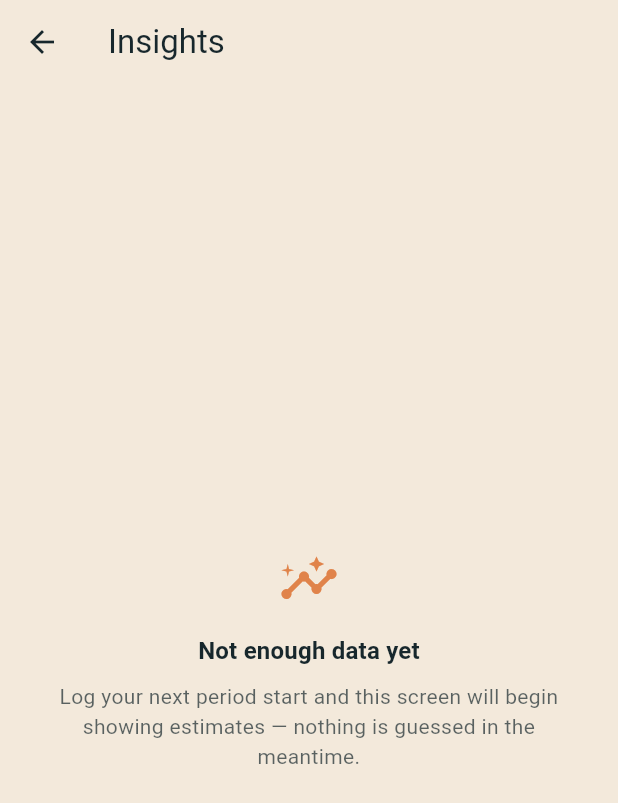
After one commit to Health-Flare/InnerFlare, a Flutter app: the screen it shows after launch, after a tap on "Insights", on a phone screen of 412 x 824 dp. The commit adds this screen. Shown: the top 803 px of the screen. Run offline on Flutter 3.47's test engine with Material 3 defaults, Android fonts, the phone set to English and light mode, and no system bars; our stand-ins replace flutter_riverpod, flutter_secure_storage, local_auth, riverpod, riverpod_annotation, sqflite_common and 1 more; accounts and stored records are empty; generated files the repository leaves out were written again.

Commit message:
Add first pass of insights

```diff
--- /dev/null
+++ b/lib/core/providers/cycle_insights_provider.dart
@@ -0,0 +1,104 @@
+import 'package:inner_flare/core/cycle_math/cycle_math.dart';
+import 'package:inner_flare/core/providers/cycle_day_log_repository_provider.dart';
+import 'package:riverpod/riverpod.dart';
+import 'package:riverpod_annotation/riverpod_annotation.dart';
+
+part 'cycle_insights_provider.g.dart';
+
+/// Everything the insights screen needs to render transparent statistics
+/// and estimates, per docs/features/insights.feature. Deliberately not
+/// persisted anywhere — it's recomputed live from period-start dates on
+/// every read, so an edited past log is reflected immediately with no
+/// separate cached row to keep in sync (see "Insights recompute live").
+///
+/// TODO(insights): `averageCycleLength`'s window size and
+/// `fertileWindow`'s luteal phase length assumption are meant to be
+/// user-configurable ("N matches the cycle history window set in
+/// settings" / "the luteal phase length assumption is set in settings"),
+/// but there is no settings feature/provider yet — this still uses the
+/// hardcoded defaults in cycle_math.dart. Wire this up to real settings
+/// once lib/features/settings exists.
+class CycleInsights {
+  const CycleInsights({
+    required this.periodStartsLogged,
+    required this.cycleLengths,
+    required this.averageCycleLength,
+    required this.variability,
+    required this.isIrregular,
+    this.nextPeriodStart,
+    this.periodRange,
+    this.fertileWindow,
+  });
+
+  /// Total period-start dates on record, oldest first in [cycleLengths]'s
+  /// derivation order. Used to distinguish "never logged a start" from
+  /// "logged exactly one, no prior cycle yet" from "enough for an average".
+  final int periodStartsLogged;
+
+  /// Complete cycle lengths (days between consecutive period starts),
+  /// oldest first. Empty until there are at least 2 period starts.
+  final List<int> cycleLengths;
+
+  /// Mean of the last N cycle lengths. Null until there's at least 1
+  /// complete cycle length.
+  final double? averageCycleLength;
+
+  /// Population standard deviation of the last N cycle lengths. Null with
+  /// fewer than 2 complete cycle lengths — shown once there are >= 3 per
+  /// the feature file, since 2 lengths make variability technically
+  /// defined but not yet a meaningful signal.
+  final double? variability;
+
+  /// Whether the last few cycle lengths vary enough to call out explicitly
+  /// rather than presenting the average as if cycles were perfectly
+  /// regular.
+  final bool isIrregular;
+
+  final DateTime? nextPeriodStart;
+  final PredictedPeriodRange? periodRange;
+  final FertileWindow? fertileWindow;
+
+  /// No period start ever logged — the "not enough data yet" empty state,
+  /// with no fabricated estimate of any kind.
+  bool get hasNoHistory => periodStartsLogged == 0;
+
+  /// Exactly one period start logged: there's a start date, but no prior
+  /// cycle to measure a length from yet.
+  bool get needsSecondCycle => periodStartsLogged == 1;
+
+  /// >= 3 complete cycle lengths — enough for variability to mean anything.
+  bool get hasVariabilityData => cycleLengths.length >= 3;
+}
+
+@riverpod
+Future<CycleInsights> cycleInsights(Ref ref) async {
+  final repository = await ref.watch(cycleDayLogRepositoryProvider.future);
+  final periodStarts = await repository.getPeriodStartDates();
+
+  final lengths = cycleLengthsFromPeriodStarts(periodStarts);
+  final average = averageCycleLength(lengths);
+  final variability = cycleLengthVariability(lengths);
+  final nextStart = periodStarts.isEmpty
+      ? null
+      : predictNextPeriodStart(
+          lastPeriodStart: periodStarts.last,
+          averageCycleLength: average,
+        );
+
+  return CycleInsights(
+    periodStartsLogged: periodStarts.length,
+    cycleLengths: lengths,
+    averageCycleLength: average,
+    variability: variability,
+    isIrregular: cycleLengthsAreIrregular(lengths),
+    nextPeriodStart: nextStart,
+    periodRange: predictNextPeriodRange(
+      nextPeriodStart: nextStart,
+      periodLengthDays: defaultPeriodLengthDays,
+    ),
+    fertileWindow: predictFertileWindow(
+      nextPeriodStart: nextStart,
+      lutealPhaseLengthDays: defaultLutealPhaseLengthDays,
+    ),
+  );
+}
--- a/lib/features/dashboard/screens/dashboard_screen.dart
+++ b/lib/features/dashboard/screens/dashboard_screen.dart
@@ -11,13 +11,12 @@ import 'package:inner_flare/features/dashboard/widgets/data_preview_card.dart';
 import 'package:inner_flare/features/dashboard/widgets/log_today_hero_card.dart';
 import 'package:inner_flare/features/dashboard/widgets/privacy_reassurance_card.dart';
 import 'package:inner_flare/features/dashboard/widgets/unlock_error_banner.dart';
+import 'package:inner_flare/features/insights/screens/insights_screen.dart';
 import 'package:inner_flare/features/log/screens/log_entry_screen.dart';
 
-/// The dashboard's welcoming first impression. The "log today" entry point
-/// and the Calendar card are wired to the real, encrypted on-device
-/// database (see lib/data/database/app_database.dart); Insights is still
-/// an honest empty state, since predictions need more history than a
-/// calendar view does.
+/// The dashboard's welcoming first impression. The "log today" entry point,
+/// the Calendar card, and the Insights card are all wired to the real,
+/// encrypted on-device database (see lib/data/database/app_database.dart).
 ///
 /// The real customizable card layout (see docs/features/dashboard.feature)
 /// lands separately; this screen is the UI shell that layout will slot
@@ -72,6 +71,15 @@ class DashboardScreen extends ConsumerWidget {
     Navigator.of(
       context,
     ).push(MaterialPageRoute(builder: (_) => const CalendarScreen()));
+  }
+
+  /// Opens insights (docs/features/insights.feature) — always navigable;
+  /// the screen itself shows the honest "not enough data yet" state when
+  /// there's no history to draw statistics from.
+  void _openInsights(BuildContext context) {
+    Navigator.of(
+      context,
+    ).push(MaterialPageRoute(builder: (_) => const InsightsScreen()));
   }
 
   void _retryUnlock(WidgetRef ref) {
@@ -172,12 +180,16 @@ class DashboardScreen extends ConsumerWidget {
               onTap: () => _openCalendar(context),
             ),
             const SizedBox(height: 12),
-            const DataPreviewCard(
+            DataPreviewCard(
               icon: Icons.insights_rounded,
               title: 'Insights',
-              message:
-                  'Not enough data yet. Log a couple of cycles and you\'ll '
-                  'see predictions here, plus exactly what they\'re based on.',
+              message: hasAnyLogs
+                  ? 'See your average cycle length and predictions, plus '
+                        'exactly what they\'re based on.'
+                  : 'Not enough data yet. Log a couple of cycles and you\'ll '
+                        'see predictions here, plus exactly what they\'re '
+                        'based on.',
+              onTap: () => _openInsights(context),
             ),
             const SizedBox(height: 12),
             const PrivacyReassuranceCard(),
--- /dev/null
+++ b/lib/features/insights/screens/insights_screen.dart
@@ -0,0 +1,187 @@
+import 'package:flutter/material.dart';
+import 'package:flutter_riverpod/flutter_riverpod.dart';
+import 'package:inner_flare/core/providers/cycle_insights_provider.dart';
+import 'package:inner_flare/core/theme/app_theme.dart';
+import 'package:inner_flare/features/insights/widgets/insight_stat_card.dart';
+
+const _monthAbbreviations = [
+  'Jan',
+  'Feb',
+  'Mar',
+  'Apr',
+  'May',
+  'Jun',
+  'Jul',
+  'Aug',
+  'Sep',
+  'Oct',
+  'Nov',
+  'Dec',
+];
+
+String _formatDate(DateTime date) {
+  return '${_monthAbbreviations[date.month - 1]} ${date.day}';
+}
+
+String _formatRange(DateTime start, DateTime end) {
+  return start.month == end.month && start.year == end.year
+      ? '${_formatDate(start)} – ${end.day}'
+      : '${_formatDate(start)} – ${_formatDate(end)}';
+}
+
+/// Cycle insights and predictions (docs/features/insights.feature): average
+/// cycle length, variability, and predicted next period/fertile window,
+/// all recomputed live from logged period starts — nothing is cached, so
+/// editing a past entry is reflected the next time this screen builds.
+///
+/// Not a medical device — predictions here are plain statistics over the
+/// user's own logged dates, always shown with what they're based on, never
+/// as an opaque forecast (see CLAUDE.md, "Privacy-Centric").
+class InsightsScreen extends ConsumerWidget {
+  const InsightsScreen({super.key});
+
+  @override
+  Widget build(BuildContext context, WidgetRef ref) {
+    final insights = ref.watch(cycleInsightsProvider);
+
+    return Scaffold(
+      appBar: AppBar(title: const Text('Insights')),
+      body: SafeArea(
+        child: switch (insights) {
+          AsyncData(:final value) => _InsightsBody(insights: value),
+          AsyncError() => const Padding(
+            padding: EdgeInsets.symmetric(vertical: 32),
+            child: Center(child: Text("Couldn't load your insights.")),
+          ),
+          _ => const Center(child: CircularProgressIndicator()),
+        },
+      ),
+    );
+  }
+}
+
+class _InsightsBody extends StatelessWidget {
+  const _InsightsBody({required this.insights});
+
+  final CycleInsights insights;
+
+  @override
+  Widget build(BuildContext context) {
+    if (insights.hasNoHistory) {
+      return _EmptyState(
+        icon: Icons.insights_rounded,
+        title: 'Not enough data yet',
+        message:
+            'Log your next period start and this screen will begin showing '
+            'estimates — nothing is guessed in the meantime.',
+      );
+    }
+
+    if (insights.needsSecondCycle) {
+      return _EmptyState(
+        icon: Icons.hourglass_top_rounded,
+        title: 'One cycle logged',
+        message:
+            'A cycle length needs two period starts to measure. Log your '
+            'next one and average cycle length will show up here.',
+      );
+    }
+
+    final average = insights.averageCycleLength!;
+    final cyclesUsed = insights.cycleLengths.length;
+
+    return ListView(
+      padding: const EdgeInsets.fromLTRB(20, 8, 20, 40),
+      children: [
+        InsightStatCard(
+          icon: Icons.autorenew_rounded,
+          title: 'Average cycle length',
+          value: '${average.round()} days',
+          caveat: insights.isIrregular
+              ? 'Based on your last $cyclesUsed cycle${cyclesUsed == 1 ? '' : 's'}. '
+                    "These have varied by more than a week — treat this as "
+                    'a rough guide, not a fixed rule.'
+              : 'Based on your last $cyclesUsed cycle${cyclesUsed == 1 ? '' : 's'}.',
+        ),
+        if (insights.hasVariabilityData) ...[
+          const SizedBox(height: 12),
+          InsightStatCard(
+            icon: Icons.show_chart_rounded,
+            title: 'Cycle variability',
+            value: '± ${insights.variability!.round()} days',
+            caveat:
+                'How much your recent cycle lengths differ from the '
+                'average — higher means less predictable timing.',
+          ),
+        ],
+        if (insights.periodRange != null) ...[
+          const SizedBox(height: 12),
+          InsightStatCard(
+            icon: Icons.water_drop_rounded,
+            title: 'Predicted next period',
+            value: _formatRange(
+              insights.periodRange!.start,
+              insights.periodRange!.end,
+            ),
+            caveat: 'An estimate based on your average cycle length.',
+          ),
+        ],
+        if (insights.fertileWindow != null) ...[
+          const SizedBox(height: 12),
+          InsightStatCard(
+            icon: Icons.favorite_rounded,
+            title: 'Predicted fertile window',
+            value: _formatRange(
+              insights.fertileWindow!.start,
+              insights.fertileWindow!.end,
+            ),
+            caveat: 'An estimate — not a reliable method of contraception.',
+          ),
+        ],
+      ],
+    );
+  }
+}
+
+class _EmptyState extends StatelessWidget {
+  const _EmptyState({
+    required this.icon,
+    required this.title,
+    required this.message,
+  });
+
+  final IconData icon;
+  final String title;
+  final String message;
+
+  @override
+  Widget build(BuildContext context) {
+    return Center(
+      child: Padding(
+        padding: const EdgeInsets.symmetric(horizontal: 32),
+        child: Column(
+          mainAxisSize: MainAxisSize.min,
+          children: [
+            Icon(icon, size: 40, color: AppColors.emberOrange),
+            const SizedBox(height: 16),
+            Text(
+              title,
+              style: Theme.of(
+                context,
+              ).textTheme.titleMedium?.copyWith(fontWeight: FontWeight.w600),
+              textAlign: TextAlign.center,
+            ),
+            const SizedBox(height: 8),
+            Text(
+              message,
+              textAlign: TextAlign.center,
+              style: Theme.of(context).textTheme.bodyMedium?.copyWith(
+                color: AppColors.deepTeal.withValues(alpha: 0.7),
+              ),
+            ),
+          ],
+        ),
+      ),
+    );
+  }
+}
```
Also changed, not shown: lib/core/cycle_math/cycle_math.dart (+16 -0 lines), lib/features/insights/widgets/insight_stat_card.dart (added, +72 -0 lines), lib/core/providers/calendar_month_logs_provider.g.dart, lib/core/providers/cycle_insights_provider.g.dart (added), 2 other files.
